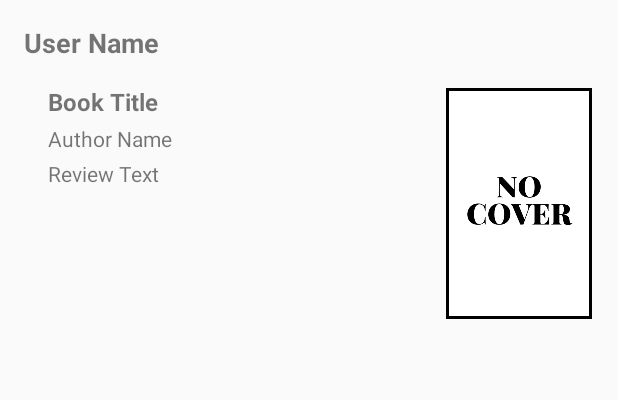
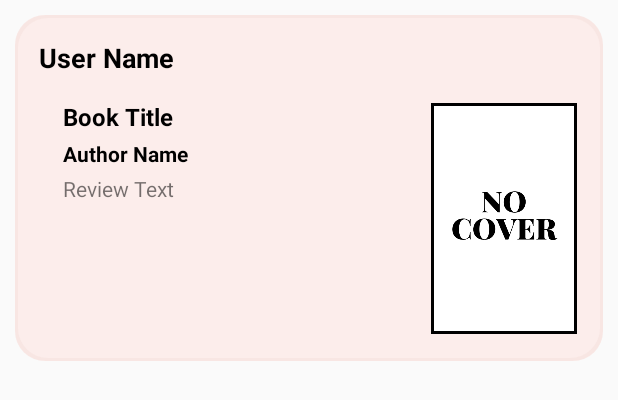
Before and after one commit to keren3501/books-reviews-mobile, an Android app: the layout item_review.xml on its own in the app's theme, with its tools: preview values and no code run, on a phone screen of 412 x 824 dp. Shown: the top 400 px of the screen. Run offline under Robolectric (Android 15) with nearby library versions, the phone set to English and light mode, and no system bars.

Commit message:
change review's UI a little bit

```diff
--- a/app/src/main/res/drawable/round_background.xml
+++ b/app/src/main/res/drawable/round_background.xml
@@ -1,4 +1,16 @@
-<shape xmlns:android="http://schemas.android.com/apk/res/android">
-    <solid android:color="@color/colorPrimary" />
-    <corners android:radius="20dp" /> <!-- Adjust the radius for desired roundness -->
-</shape>
+<layer-list xmlns:android="http://schemas.android.com/apk/res/android">
+    <!-- Shadow -->
+    <item>
+        <shape>
+            <solid android:color="#80F8D4CE" /> <!-- Adjust the shadow color and opacity -->
+            <corners android:radius="20dp" /> <!-- Adjust the radius for desired roundness -->
+        </shape>
+    </item>
+    <!-- Background -->
+    <item android:bottom="2dp" android:right="2dp" android:top="2dp" android:left="2dp">
+        <shape>
+            <solid android:color="#FCEDEB" />
+            <corners android:radius="20dp" /> <!-- Adjust the radius for desired roundness -->
+        </shape>
+    </item>
+</layer-list>
--- a/app/src/main/res/layout/fragment_login.xml
+++ b/app/src/main/res/layout/fragment_login.xml
@@ -85,6 +85,7 @@
         android:enabled="false"
         android:textColor="#FFFFFF"
         android:background="@drawable/round_background"
+        android:backgroundTint="@color/colorPrimary"
         android:layout_marginTop="16dp" />
 
     <TextView
--- a/app/src/main/res/layout/item_review.xml
+++ b/app/src/main/res/layout/item_review.xml
@@ -3,6 +3,8 @@
     android:layout_width="match_parent"
     android:layout_height="wrap_content"
     android:orientation="vertical"
+    android:layout_margin="10dp"
+    android:background="@drawable/round_background"
     android:padding="16dp">
 
     <!-- Top Section: User name, Edit and Delete Icons -->
@@ -20,6 +22,7 @@
             android:layout_height="wrap_content"
             android:layout_weight="1"
             android:text="User Name"
+            android:textColor="@android:color/black"
             android:textStyle="bold"
             android:textSize="18sp"
             android:layout_marginEnd="8dp"/>
@@ -57,6 +60,7 @@
             android:layout_height="wrap_content"
             android:layout_weight="1"
             android:orientation="vertical"
+            android:layout_marginEnd="10dp"
             android:layout_marginStart="16dp">
 
             <!-- Book Title -->
@@ -65,6 +69,7 @@
                 android:layout_width="match_parent"
                 android:layout_height="wrap_content"
                 android:text="Book Title"
+                android:textColor="@android:color/black"
                 android:textStyle="bold"
                 android:textSize="16sp"
                 android:layout_marginBottom="4dp"/>
@@ -75,6 +80,8 @@
                 android:layout_width="match_parent"
                 android:layout_height="wrap_content"
                 android:text="Author Name"
+                android:textColor="@android:color/black"
+                android:textStyle="bold"
                 android:textSize="14sp"
                 android:layout_marginBottom="4dp"/>
 
```
